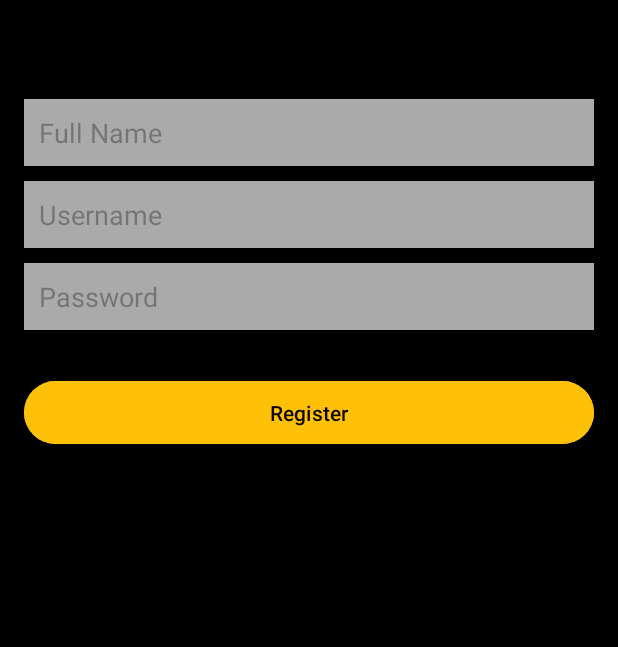
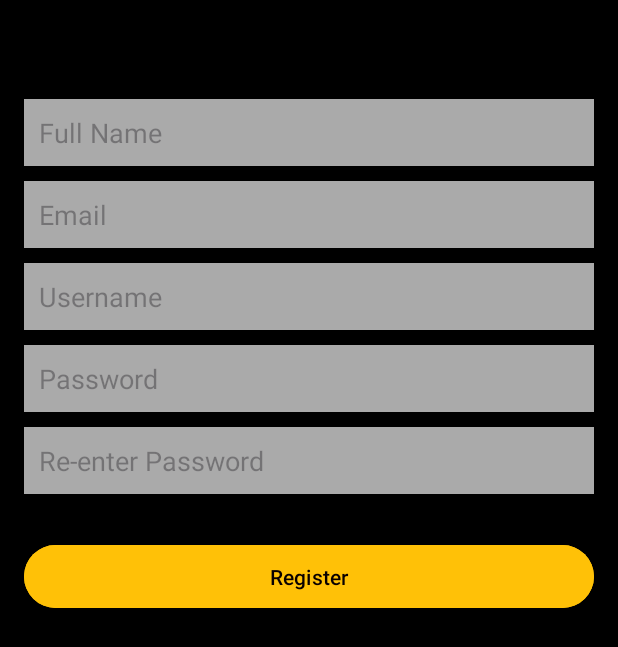
Before and after one commit to Wizin25/MovieTicketBox_Android_Java, an Android app: the RegisterActivity screen opened directly, with no data from a screen before it, after a tap on "Register", on a phone screen of 412 x 824 dp. Shown: the top 647 px of the screen. Run offline under Robolectric (Android 15) with nearby library versions, the phone set to English and light mode, and no system bars.

Commit message:
Kiểm thử Login/Register thành công mỹ mãn

```diff
--- a/app/src/main/java/com/example/movieticketbox/ApiService.java
+++ b/app/src/main/java/com/example/movieticketbox/ApiService.java
@@ -2,6 +2,8 @@ package com.example.movieticketbox;
 
 import com.example.movieticketbox.Login.LoginRequest;
 import com.example.movieticketbox.Login.LoginResponse;
+import com.example.movieticketbox.Login.RegisterRequest;
+import com.example.movieticketbox.Login.RegisterResponse;
 
 import retrofit2.Call;
 import retrofit2.http.Body;
@@ -10,4 +12,7 @@ import retrofit2.http.POST;
 public interface ApiService {
     @POST("Authentication/login")
     Call<LoginResponse> login(@Body LoginRequest loginRequest);
+
+    @POST("Authentication/register")
+    Call<RegisterResponse> register(@Body RegisterRequest registerRequest);
 }
--- a/app/src/main/java/com/example/movieticketbox/Login/RegisterActivity.java
+++ b/app/src/main/java/com/example/movieticketbox/Login/RegisterActivity.java
@@ -1,5 +1,6 @@
 package com.example.movieticketbox.Login;
 
+import android.annotation.SuppressLint;
 import android.os.Bundle;
 import android.view.View;
 import android.widget.Button;
@@ -8,11 +9,31 @@ import android.widget.Toast;
 
 import androidx.appcompat.app.AppCompatActivity;
 
+import com.example.movieticketbox.ApiService;
+import com.example.movieticketbox.MainActivity;
 import com.example.movieticketbox.R;
+
+import android.content.Intent;
+import android.os.Bundle;
+import android.util.Log;
+import android.view.View;
+import android.widget.Button;
+import android.widget.EditText;
+import android.widget.Toast;
+
+import androidx.appcompat.app.AppCompatActivity;
+
+import retrofit2.Call;
+import retrofit2.Callback;
+import retrofit2.Response;
+import retrofit2.Retrofit;
+import retrofit2.converter.gson.GsonConverterFactory;
 
 public class RegisterActivity extends AppCompatActivity {
 
-    private EditText nameInput, emailInput, passwordInput;
+    private static final String TAG = "RegisterActivity";  // Thêm tag để log
+
+    private EditText fullnameInput, usernameInput, passwordInput, rePasswordInput, emailInput;
     private Button registerButton;
 
     @Override
@@ -20,27 +41,93 @@ public class RegisterActivity extends AppCompatActivity {
         super.onCreate(savedInstanceState);
         setContentView(R.layout.activity_register);
 
-        // Initialize views
-        nameInput = findViewById(R.id.nameInput);
+        // Khởi tạo các view
+        fullnameInput = findViewById(R.id.fullnameInput);
         emailInput = findViewById(R.id.emailInput);
+        usernameInput = findViewById(R.id.usernameInput);
         passwordInput = findViewById(R.id.passwordInput);
+        rePasswordInput = findViewById(R.id.rePasswordInput);
         registerButton = findViewById(R.id.registerButton);
 
-        // Register button click listener
         registerButton.setOnClickListener(new View.OnClickListener() {
             @Override
             public void onClick(View v) {
-                // Xử lý đăng ký
-                String name = nameInput.getText().toString();
+                String fullname = fullnameInput.getText().toString();
                 String email = emailInput.getText().toString();
+                String username = usernameInput.getText().toString();
                 String password = passwordInput.getText().toString();
+                String rePassword = rePasswordInput.getText().toString();
 
-                if (name.isEmpty() || email.isEmpty() || password.isEmpty()) {
+                // Log các giá trị để kiểm tra
+                Log.d(TAG, "Fullname: " + fullname);
+                Log.d(TAG, "Email: " + email);
+                Log.d(TAG, "Username: " + username);
+                Log.d(TAG, "Password: " + password);
+                Log.d(TAG, "RePassword: " + rePassword);
+
+                if (fullname.isEmpty() || username.isEmpty() || password.isEmpty() || rePassword.isEmpty()) {
                     Toast.makeText(RegisterActivity.this, "Please fill all fields", Toast.LENGTH_SHORT).show();
+                    return;
+                }
+
+                if (!password.equals(rePassword)) {
+                    Toast.makeText(RegisterActivity.this, "Passwords do not match", Toast.LENGTH_SHORT).show();
+                    return;
+                }
+
+                // Gọi API đăng ký
+                registerUser(fullname,email, username, password, rePassword);
+            }
+        });
+    }
+
+    private void registerUser(String fullname,String email, String username, String password, String rePassword) {
+        // Khởi tạo Retrofit
+        Retrofit retrofit = new Retrofit.Builder()
+                .baseUrl("http://157.66.27.96:8080/api/") // URL gốc của API
+                .addConverterFactory(GsonConverterFactory.create()) // Chuyển đổi JSON thành đối tượng Java
+                .build();
+
+        // Tạo đối tượng ApiService
+        ApiService apiService = retrofit.create(ApiService.class);
+
+        // Tạo đối tượng RegisterRequest
+        RegisterRequest registerRequest = new RegisterRequest(fullname, email, username, password, rePassword);
+
+        // Gửi yêu cầu đăng ký
+        Call<RegisterResponse> call = apiService.register(registerRequest);
+
+        // Log yêu cầu gửi đi
+        Log.d(TAG, "Sending register request: " + registerRequest.toString());
+
+        // Xử lý kết quả trả về từ API
+        call.enqueue(new Callback<RegisterResponse>() {
+            @Override
+            public void onResponse(Call<RegisterResponse> call, Response<RegisterResponse> response) {
+                if (response.isSuccessful()) {
+                    // Nếu đăng ký thành công, nhận token
+                    RegisterResponse registerResponse = response.body();
+                    Log.d(TAG, "Register successful: " + registerResponse.getMessage());
+
+                    // Hiển thị thông báo đăng ký thành công
+                    Toast.makeText(RegisterActivity.this, "Registration successful: " + registerResponse.getMessage(), Toast.LENGTH_SHORT).show();
+
+                    // Chuyển qua MainActivity (hoặc LoginActivity nếu cần)
+                    Intent intent = new Intent(RegisterActivity.this, LoginActivity.class);
+                    startActivity(intent);
+                    finish(); // Đóng màn hình đăng ký
                 } else {
-                    // Xử lý đăng ký thành công
-                    Toast.makeText(RegisterActivity.this, "Registration successful", Toast.LENGTH_SHORT).show();
+                    // Nếu có lỗi khi đăng ký
+                    Log.e(TAG, "Register failed: " + response.message());
+                    Toast.makeText(RegisterActivity.this, "Register failed: " + response.message(), Toast.LENGTH_SHORT).show();
                 }
+            }
+
+            @Override
+            public void onFailure(Call<RegisterResponse> call, Throwable t) {
+                // Xử lý khi kết nối thất bại
+                Log.e(TAG, "Connection error: " + t.getMessage());
+                Toast.makeText(RegisterActivity.this, "Connection error: " + t.getMessage(), Toast.LENGTH_SHORT).show();
             }
         });
     }
--- a/app/src/main/res/layout/activity_register.xml
+++ b/app/src/main/res/layout/activity_register.xml
@@ -6,7 +6,7 @@
     android:padding="16dp">
 
     <EditText
-        android:id="@+id/nameInput"
+        android:id="@+id/fullnameInput"
         android:layout_width="match_parent"
         android:layout_height="wrap_content"
         android:layout_marginTop="50dp"
@@ -14,12 +14,22 @@
         android:textColor="#FFFFFF"
         android:background="@android:color/darker_gray"
         android:padding="10dp" />
-
     <EditText
         android:id="@+id/emailInput"
         android:layout_width="match_parent"
         android:layout_height="wrap_content"
-        android:layout_below="@id/nameInput"
+        android:layout_below="@id/fullnameInput"
+        android:layout_marginTop="10dp"
+        android:hint="Email"
+        android:textColor="#FFFFFF"
+        android:background="@android:color/darker_gray"
+        android:padding="10dp" />
+
+    <EditText
+        android:id="@+id/usernameInput"
+        android:layout_width="match_parent"
+        android:layout_height="wrap_content"
+        android:layout_below="@id/emailInput"
         android:layout_marginTop="10dp"
         android:hint="Username"
         android:textColor="#090909"
@@ -30,10 +40,22 @@
         android:id="@+id/passwordInput"
         android:layout_width="match_parent"
         android:layout_height="wrap_content"
-        android:layout_below="@id/emailInput"
+        android:layout_below="@id/usernameInput"
         android:layout_marginTop="10dp"
         android:hint="Password"
         android:textColor="#090909"
+        android:background="@android:color/darker_gray"
+        android:padding="10dp"
+        android:inputType="textPassword" />
+
+    <EditText
+        android:id="@+id/rePasswordInput"
+        android:layout_width="match_parent"
+        android:layout_height="wrap_content"
+        android:layout_below="@id/passwordInput"
+        android:layout_marginTop="10dp"
+        android:hint="Re-enter Password"
+        android:textColor="#000000"
         android:background="@android:color/darker_gray"
         android:padding="10dp"
         android:inputType="textPassword" />
@@ -42,7 +64,7 @@
         android:id="@+id/registerButton"
         android:layout_width="match_parent"
         android:layout_height="50dp"
-        android:layout_below="@id/passwordInput"
+        android:layout_below="@id/rePasswordInput"
         android:layout_marginTop="30dp"
         android:backgroundTint="#FFC107"
         android:text="Register"
```
Also changed, not shown: app/src/main/java/com/example/movieticketbox/Login/LoginActivity.java (+12 -1 lines), app/src/main/java/com/example/movieticketbox/Login/RegisterRequest.java (added, +56 -0 lines), app/src/main/java/com/example/movieticketbox/Login/RegisterResponse.java (added, +23 -0 lines).
